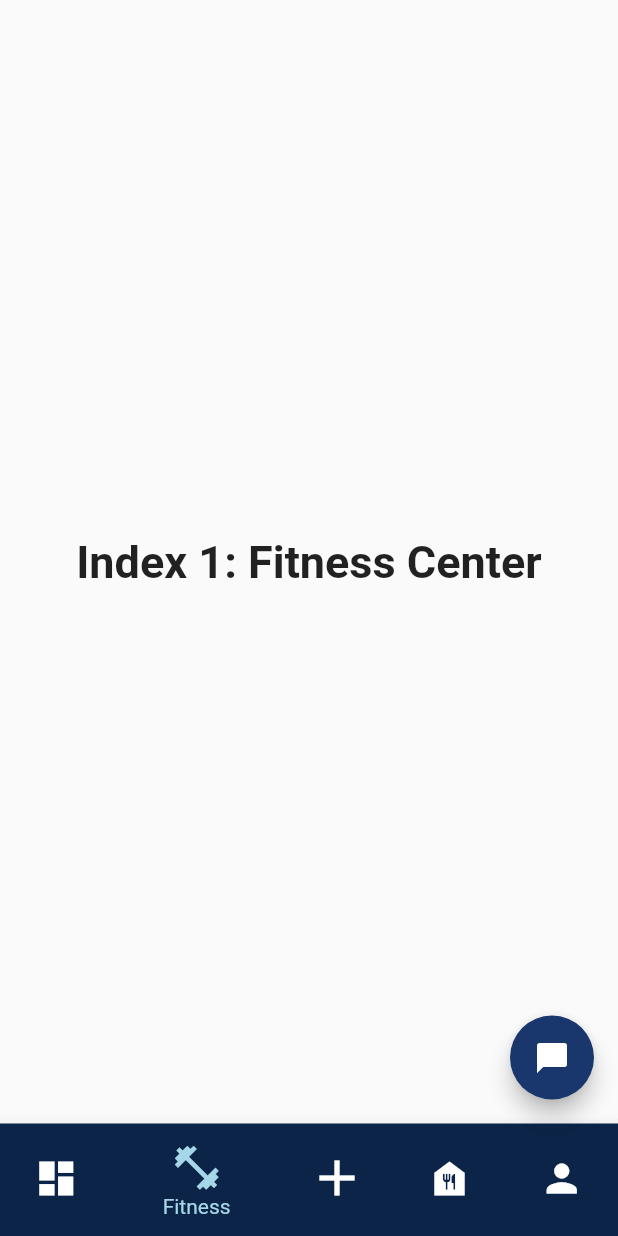
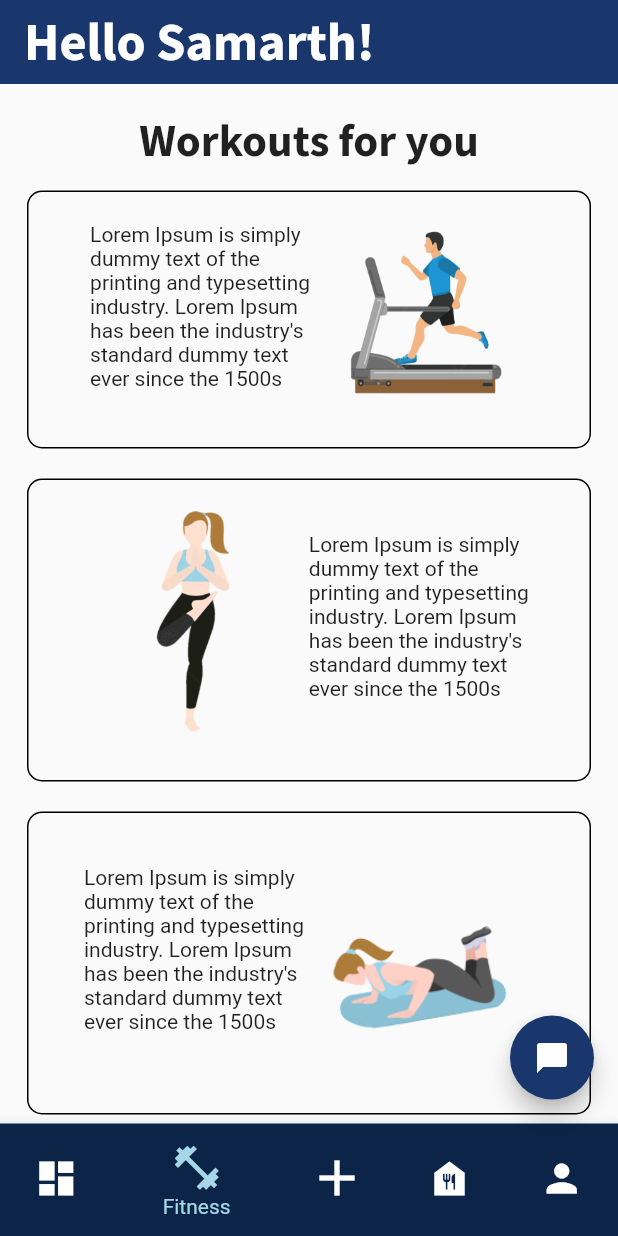
Before and after one commit to Sxmxrth/CalFit-Mini-Project, a Flutter app: the bottomNavbar screen opened by its route, item 2 of the bottom bar chosen, on a phone screen of 412 x 824 dp. Run offline on Flutter 3.47's test engine with Material 2 defaults, Android fonts, the light colour scheme and no system bars; our stand-ins replace pedometer; missing offline and left inert: remove_background.

Commit message:
Workouts page added

```diff
--- /dev/null
+++ b/cal_fit/lib/screens/fitnessCenter.dart
@@ -0,0 +1,192 @@
+// ignore_for_file: prefer_const_literals_to_create_immutables, prefer_const_constructors
+
+import 'package:flutter/material.dart';
+import 'package:flutter/src/widgets/framework.dart';
+import 'package:flutter/src/widgets/placeholder.dart';
+import 'package:remove_background/remove_background.dart';
+
+class fitnessCenter extends StatefulWidget {
+  const fitnessCenter({super.key});
+
+  @override
+  State<fitnessCenter> createState() => _fitnessCenterState();
+}
+
+class _fitnessCenterState extends State<fitnessCenter> {
+  @override
+  Widget build(BuildContext context) {
+    return Scaffold(
+      appBar: AppBar(
+        elevation: 0,
+        automaticallyImplyLeading: false,
+        backgroundColor: Color(0xff19376D),
+        title: Text(
+          "Hello Samarth!",
+          style: TextStyle(
+            fontFamily: "SourceSansPro",
+            fontSize: 35,
+          ),
+        ),
+      ),
+      body: ListView(
+        padding: EdgeInsets.all(18),
+        children: [
+          Column(
+            mainAxisAlignment: MainAxisAlignment.center,
+            children: [
+              Text(
+                "Workouts for you",
+                style: TextStyle(
+                  fontSize: 30,
+                  fontFamily: "SourceSansPro",
+                ),
+              ),
+              SizedBox(
+                height: 15,
+              ),
+              Container(
+                padding: EdgeInsets.only(top: 20),
+                decoration: BoxDecoration(
+                    border: Border.all(color: Colors.black),
+                    borderRadius: BorderRadius.circular(10)),
+                child: Row(
+                  mainAxisAlignment: MainAxisAlignment.center,
+                  crossAxisAlignment: CrossAxisAlignment.center,
+                  children: [
+                    Container(
+                      width: 150,
+                      height: 150,
+                      child: Text(
+                        "Lorem Ipsum is simply dummy text of the printing and typesetting industry. Lorem Ipsum has been the industry's standard dummy text ever since the 1500s",
+                        style: TextStyle(fontSize: 14),
+                      ),
+                    ),
+                    Container(
+                      margin: EdgeInsets.only(bottom: 30),
+                      child: Image.asset(
+                        "images/cardio.png",
+                        height: 120,
+                      ),
+                    ),
+                  ],
+                ),
+              ),
+              SizedBox(height: 20),
+              Container(
+                padding: EdgeInsets.only(top: 20),
+                decoration: BoxDecoration(
+                    border: Border.all(color: Colors.black),
+                    borderRadius: BorderRadius.circular(10)),
+                child: Row(
+                  mainAxisAlignment: MainAxisAlignment.center,
+                  crossAxisAlignment: CrossAxisAlignment.center,
+                  children: [
+                    Container(
+                      margin: EdgeInsets.only(bottom: 30),
+                      child: Image.asset(
+                        "images/core.png",
+                        height: 150,
+                      ),
+                    ),
+                    Container(
+                      width: 150,
+                      height: 150,
+                      child: Text(
+                        "Lorem Ipsum is simply dummy text of the printing and typesetting industry. Lorem Ipsum has been the industry's standard dummy text ever since the 1500s",
+                        style: TextStyle(fontSize: 14),
+                      ),
+                    ),
+                  ],
+                ),
+              ),
+              SizedBox(height: 20),
+              Container(
+                padding: EdgeInsets.only(top: 20),
+                decoration: BoxDecoration(
+                    border: Border.all(color: Colors.black),
+                    borderRadius: BorderRadius.circular(10)),
+                child: Row(
+                  mainAxisAlignment: MainAxisAlignment.center,
+                  crossAxisAlignment: CrossAxisAlignment.center,
+                  children: [
+                    Container(
+                      width: 150,
+                      height: 150,
+                      child: Text(
+                        "Lorem Ipsum is simply dummy text of the printing and typesetting industry. Lorem Ipsum has been the industry's standard dummy text ever since the 1500s",
+                        style: TextStyle(fontSize: 14),
+                      ),
+                    ),
+                    Container(
+                      margin: EdgeInsets.only(bottom: 30),
+                      child: Image.asset(
+                        "images/chest.png",
+                        height: 150,
+                      ),
+                    ),
+                  ],
+                ),
+              ),
+              SizedBox(height: 20),
+              Container(
+                padding: EdgeInsets.only(top: 20),
+                decoration: BoxDecoration(
+                    border: Border.all(color: Colors.black),
+                    borderRadius: BorderRadius.circular(10)),
+                child: Row(
+                  mainAxisAlignment: MainAxisAlignment.center,
+                  crossAxisAlignment: CrossAxisAlignment.center,
+                  children: [
+                    Container(
+                      margin: EdgeInsets.only(bottom: 30),
+                      child: Image.asset(
+                        "images/back.png",
+                        height: 150,
+                      ),
+                    ),
+                    Container(
+                      width: 150,
+                      height: 150,
+                      child: Text(
+                        "Lorem Ipsum is simply dummy text of the printing and typesetting industry. Lorem Ipsum has been the industry's standard dummy text ever since the 1500s",
+                        style: TextStyle(fontSize: 14),
+                      ),
+                    ),
+                  ],
+                ),
+              ),
+              SizedBox(height: 20),
+              Container(
+                padding: EdgeInsets.only(top: 20),
+                decoration: BoxDecoration(
+                    border: Border.all(color: Colors.black),
+                    borderRadius: BorderRadius.circular(10)),
+                child: Row(
+                  mainAxisAlignment: MainAxisAlignment.center,
+                  crossAxisAlignment: CrossAxisAlignment.center,
+                  children: [
+                    Container(
+                      width: 150,
+                      height: 150,
+                      child: Text(
+                        "Lorem Ipsum is simply dummy text of the printing and typesetting industry. Lorem Ipsum has been the industry's standard dummy text ever since the 1500s",
+                        style: TextStyle(fontSize: 14),
+                      ),
+                    ),
+                    Container(
+                      margin: EdgeInsets.only(bottom: 30),
+                      child: Image.asset(
+                        "images/legs.png",
+                        height: 150,
+                      ),
+                    ),
+                  ],
+                ),
+              ),
+            ],
+          ),
+        ],
+      ),
+    );
+  }
+}
--- a/cal_fit/lib/widgets/bottomNavbar.dart
+++ b/cal_fit/lib/widgets/bottomNavbar.dart
@@ -3,6 +3,7 @@
 import 'package:flutter/material.dart';
 import 'package:cal_fit/screens/profilePage.dart';
 import 'package:cal_fit/screens/dashboard.dart';
+import 'package:cal_fit/screens/fitnessCenter.dart';
 
 class bottomNavbar extends StatefulWidget {
   const bottomNavbar({super.key});
@@ -18,10 +19,11 @@ class _bottomNavbarState extends State<bottomNavbar> {
       TextStyle(fontSize: 30, fontWeight: FontWeight.bold);
   static const List<Widget> _widgetOptions = <Widget>[
     dashboard(),
-    Text(
-      'Index 1: Fitness Center',
-      style: optionStyle,
-    ),
+    fitnessCenter(),
+    // Text(
+    //   'Index 1: Fitness Center',
+    //   style: optionStyle,
+    // ),
     Text(
       'Index 2: Calorie',
       style: optionStyle,
--- a/cal_fit/pubspec.yaml
+++ b/cal_fit/pubspec.yaml
@@ -40,6 +40,7 @@ dependencies:
   flutter_animated_button: ^2.0.3
   sensors_plus: ^2.0.3
   pedometer: ^3.0.0
+  remove_background: ^0.0.1
 
 dev_dependencies:
   flutter_test:
```
Also changed, not shown: cal_fit/fonts/DynaPuff-VariableFont_wdth,wght.ttf (added), cal_fit/images/back.png (added), cal_fit/images/cardio.png (added), cal_fit/images/chest.png (added), cal_fit/images/core.png (added), cal_fit/images/legs.png (added), cal_fit/pubspec.lock.
